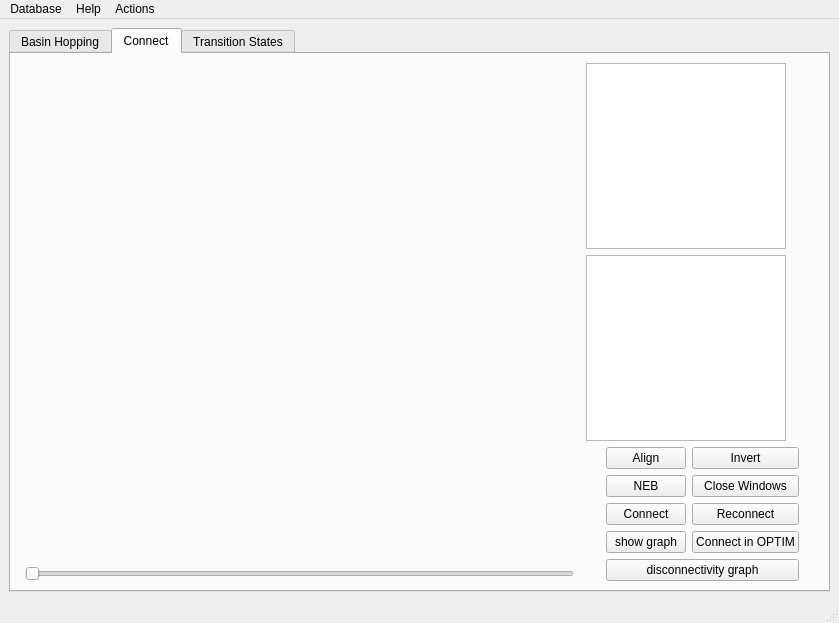
First picture: the form in pygmin/gui/MainWindow.ui, repository pele-python/pele, before the edit.
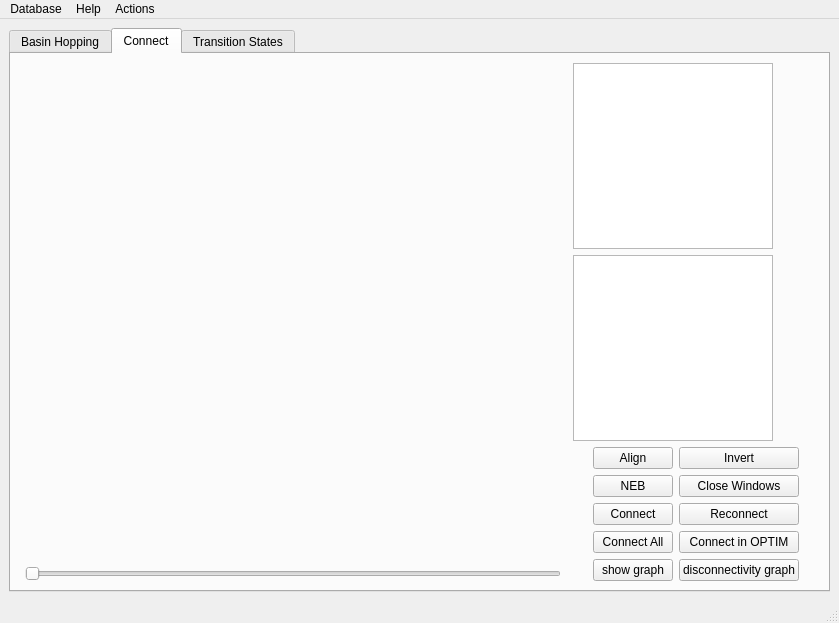
Second picture: the form after the edit. The open tabs and pages were chosen to show the change. Custom widgets are drawn as their Qt base class.

Commit message:
Add gui button "connect all"
this opens a window where connections are continuously tried
automatically

What changed in the file:
```diff
--- a/pygmin/gui/MainWindow.ui
+++ b/pygmin/gui/MainWindow.ui
@@ -198,26 +198,6 @@
                 </property>
                </widget>
               </item>
-              <item row="5" column="0" colspan="2">
-               <widget class="QPushButton" name="btnDisconnectivity_graph">
-                <property name="toolTip">
-                 <string>&lt;html&gt;&lt;head/&gt;&lt;body&gt;&lt;p&gt;Show the disconnectivity graph&lt;/p&gt;&lt;/body&gt;&lt;/html&gt;</string>
-                </property>
-                <property name="text">
-                 <string>disconnectivity graph</string>
-                </property>
-               </widget>
-              </item>
-              <item row="4" column="0">
-               <widget class="QPushButton" name="btnShowGraph">
-                <property name="toolTip">
-                 <string>&lt;html&gt;&lt;head/&gt;&lt;body&gt;&lt;p&gt;Show the graph of minima and transition states&lt;/p&gt;&lt;/body&gt;&lt;/html&gt;</string>
-                </property>
-                <property name="text">
-                 <string>show graph</string>
-                </property>
-               </widget>
-              </item>
               <item row="1" column="1">
                <widget class="QPushButton" name="btnInvert">
                 <property name="toolTip">
@@ -260,6 +240,33 @@
                 </property>
                </widget>
               </item>
+              <item row="2" column="1">
+               <widget class="QPushButton" name="btn_close_all">
+                <property name="text">
+                 <string>Close Windows</string>
+                </property>
+               </widget>
+              </item>
+              <item row="5" column="0">
+               <widget class="QPushButton" name="btnShowGraph">
+                <property name="toolTip">
+                 <string>&lt;html&gt;&lt;head/&gt;&lt;body&gt;&lt;p&gt;Show the graph of minima and transition states&lt;/p&gt;&lt;/body&gt;&lt;/html&gt;</string>
+                </property>
+                <property name="text">
+                 <string>show graph</string>
+                </property>
+               </widget>
+              </item>
+              <item row="5" column="1">
+               <widget class="QPushButton" name="btnDisconnectivity_graph">
+                <property name="toolTip">
+                 <string>&lt;html&gt;&lt;head/&gt;&lt;body&gt;&lt;p&gt;Show the disconnectivity graph&lt;/p&gt;&lt;/body&gt;&lt;/html&gt;</string>
+                </property>
+                <property name="text">
+                 <string>disconnectivity graph</string>
+                </property>
+               </widget>
+              </item>
               <item row="4" column="1">
                <widget class="QPushButton" name="btnconnect_in_optim">
                 <property name="toolTip">
@@ -270,10 +277,10 @@
                 </property>
                </widget>
               </item>
-              <item row="2" column="1">
-               <widget class="QPushButton" name="btn_close_all">
+              <item row="4" column="0">
+               <widget class="QPushButton" name="btn_connect_all">
                 <property name="text">
-                 <string>Close Windows</string>
+                 <string>Connect All</string>
                 </property>
                </widget>
               </item>
```
The commit also changes 8 other files.
